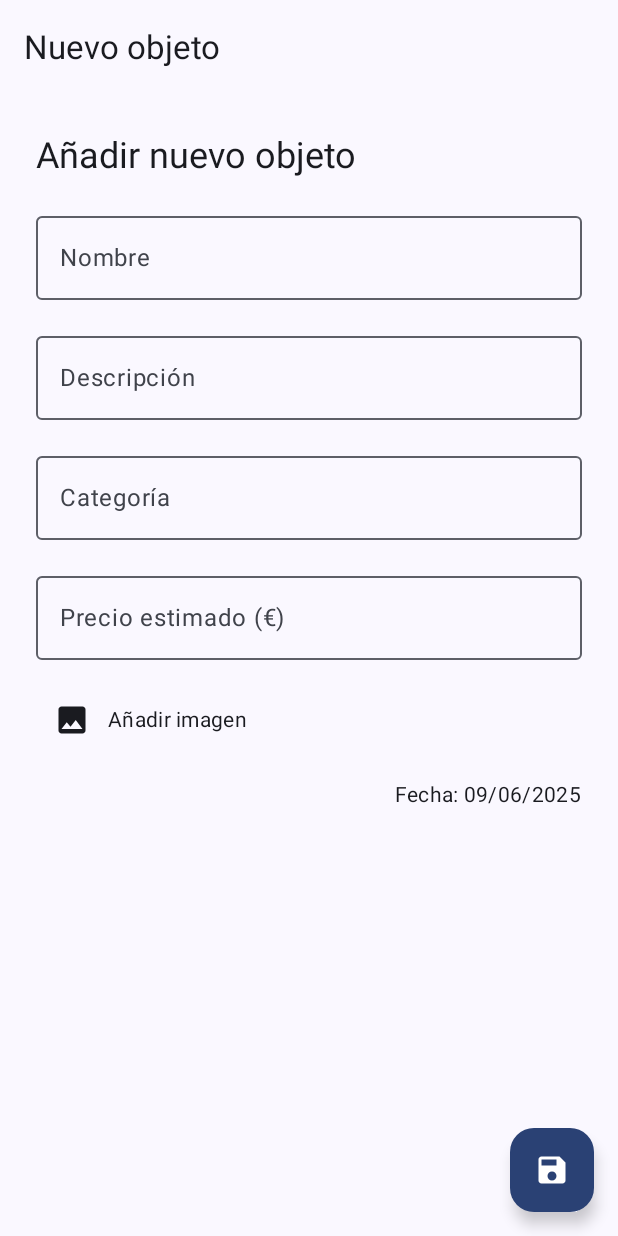
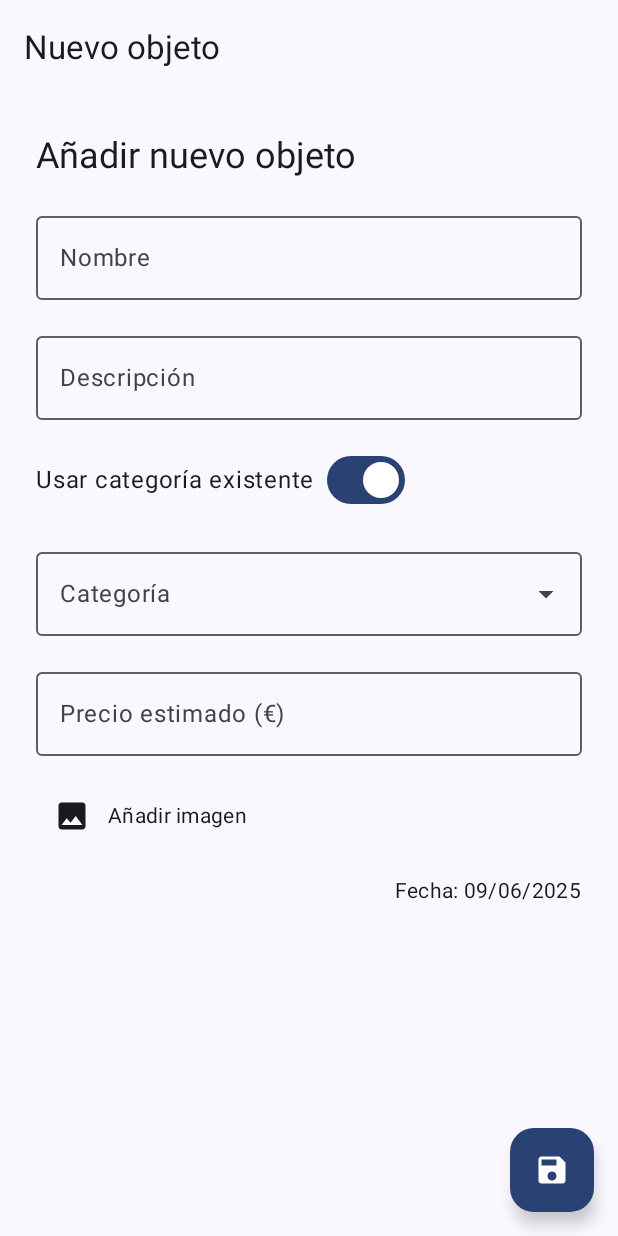
Before and after one commit to GonzaloTejedor/GotIt, an Android app built with Jetpack Compose: the PantallaAgregar screen opened through its navigation route, after a tap on "Guardar", on a phone screen of 412 x 824 dp. Run offline under Robolectric (Android 15) with nearby library versions, the phone set to English and light mode, and no system bars; our stand-ins replace Room's generated code.

Commit message:
Cambios finales para la fase beta

```diff
--- a/app/src/main/java/com/example/gotit/data/dao/ObjetoDao.kt
+++ b/app/src/main/java/com/example/gotit/data/dao/ObjetoDao.kt
@@ -18,4 +18,7 @@ interface ObjetoDao {
     @Update
     suspend fun actualizar(objeto: ObjetoColeccion)
 
+    @Query("SELECT * FROM objetos")
+    suspend fun obtenerObjetosInstantaneo(): List<ObjetoColeccion>
+
 }
--- a/app/src/main/java/com/example/gotit/ui/screens/PantallaAgregar.kt
+++ b/app/src/main/java/com/example/gotit/ui/screens/PantallaAgregar.kt
@@ -23,7 +23,6 @@ import com.example.gotit.data.model.ObjetoColeccion
 import com.example.gotit.viewmodel.ColeccionViewModel
 import java.text.SimpleDateFormat
 import java.util.*
-
 @OptIn(ExperimentalMaterial3Api::class)
 @Composable
 fun PantallaAgregar(
@@ -34,28 +33,36 @@ fun PantallaAgregar(
 
     var nombre by remember { mutableStateOf("") }
     var descripcion by remember { mutableStateOf("") }
-    var categoria by remember { mutableStateOf("") }
+    var usarCategoriaExistente by remember { mutableStateOf(true) }
+    var categoriaExistente by remember { mutableStateOf("") }
+    var nuevaCategoria by remember { mutableStateOf("") }
     var precioTexto by remember { mutableStateOf("") }
-    var imagenUri by remember { mutableStateOf<String>("") }
+    var imagenUri by remember { mutableStateOf("") }
+    var expandedCategorias by remember { mutableStateOf(false) }
 
     val fechaActual = SimpleDateFormat("dd/MM/yyyy", Locale.getDefault()).format(Date())
 
-    // Selector de imagen
     val launcher = rememberLauncherForActivityResult(ActivityResultContracts.GetContent()) { uri: Uri? ->
         imagenUri = uri?.toString() ?: ""
     }
+
+    val categoriasDisponibles = viewModel.categoriasConocidas
 
     Scaffold(
         topBar = { TopAppBar(title = { Text("Nuevo objeto") }) },
         floatingActionButton = {
             FloatingActionButton(
                 onClick = {
-                    if (nombre.isNotBlank()) {
-                        val precio = precioTexto.toDoubleOrNull() ?: 0.0
+                    val categoriaFinal = if (usarCategoriaExistente) categoriaExistente.trim() else nuevaCategoria.trim()
+                    val precioValido = precioTexto.toDoubleOrNull() != null && precioTexto.toDouble() >= 0.0
+                    val camposValidos = nombre.isNotBlank() && categoriaFinal.isNotBlank() && precioValido
+
+                    if (camposValidos) {
+                        val precio = precioTexto.toDouble()
                         val objeto = ObjetoColeccion(
                             nombre = nombre,
                             descripcion = descripcion,
-                            categoria = categoria,
+                            categoria = categoriaFinal,
                             fecha = fechaActual,
                             imagenUri = imagenUri,
                             precio = precio
@@ -64,7 +71,13 @@ fun PantallaAgregar(
                         Toast.makeText(context, "Objeto añadido", Toast.LENGTH_SHORT).show()
                         navController.popBackStack()
                     } else {
-                        Toast.makeText(context, "El nombre es obligatorio", Toast.LENGTH_SHORT).show()
+                        val mensajeError = when {
+                            nombre.isBlank() -> "El nombre es obligatorio"
+                            categoriaFinal.isBlank() -> "La categoría es obligatoria"
+                            !precioValido -> "Introduce un precio válido (número positivo)"
+                            else -> "Revisa los campos"
+                        }
+                        Toast.makeText(context, mensajeError, Toast.LENGTH_SHORT).show()
                     }
                 },
                 containerColor = MaterialTheme.colorScheme.primary
@@ -97,13 +110,62 @@ fun PantallaAgregar(
                 modifier = Modifier.fillMaxWidth()
             )
 
-            OutlinedTextField(
-                value = categoria,
-                onValueChange = { categoria = it },
-                label = { Text("Categoría") },
-                singleLine = true,
+            // Switch para elegir modo de categoría
+            Row(
+                verticalAlignment = Alignment.CenterVertically,
                 modifier = Modifier.fillMaxWidth()
-            )
+            ) {
+                Text("Usar categoría existente")
+                Spacer(modifier = Modifier.width(8.dp))
+                Switch(
+                    checked = usarCategoriaExistente,
+                    onCheckedChange = { usarCategoriaExistente = it }
+                )
+            }
+
+            if (usarCategoriaExistente) {
+                // Selección desplegable de categorías existentes
+                ExposedDropdownMenuBox(
+                    expanded = expandedCategorias,
+                    onExpandedChange = { expandedCategorias = !expandedCategorias }
+                ) {
+                    OutlinedTextField(
+                        value = categoriaExistente,
+                        onValueChange = { categoriaExistente = it },
+                        label = { Text("Categoría") },
+                        modifier = Modifier
+                            .fillMaxWidth()
+                            .menuAnchor(),
+                        trailingIcon = {
+                            ExposedDropdownMenuDefaults.TrailingIcon(expanded = expandedCategorias)
+                        },
+                        singleLine = true
+                    )
+                    ExposedDropdownMenu(
+                        expanded = expandedCategorias,
+                        onDismissRequest = { expandedCategorias = false }
+                    ) {
+                        categoriasDisponibles.forEach { opcion ->
+                            DropdownMenuItem(
+                                text = { Text(opcion) },
+                                onClick = {
+                                    categoriaExistente = opcion
+                                    expandedCategorias = false
+                                }
+                            )
+                        }
+                    }
+                }
+            } else {
+                // Campo para escribir nueva categoría
+                OutlinedTextField(
+                    value = nuevaCategoria,
+                    onValueChange = { nuevaCategoria = it },
+                    label = { Text("Nueva categoría") },
+                    singleLine = true,
+                    modifier = Modifier.fillMaxWidth()
+                )
+            }
 
             OutlinedTextField(
                 value = precioTexto,
@@ -114,7 +176,6 @@ fun PantallaAgregar(
                 modifier = Modifier.fillMaxWidth()
             )
 
-            // Imagen
             Row(
                 modifier = Modifier.fillMaxWidth(),
                 verticalAlignment = Alignment.CenterVertically,
@@ -137,7 +198,6 @@ fun PantallaAgregar(
                 )
             }
 
-            // Fecha
             Text(
                 text = "Fecha: $fechaActual",
                 style = MaterialTheme.typography.bodyMedium,
--- a/app/src/main/java/com/example/gotit/viewmodel/ColeccionViewModel.kt
+++ b/app/src/main/java/com/example/gotit/viewmodel/ColeccionViewModel.kt
@@ -1,7 +1,8 @@
 package com.example.gotit.viewmodel
 
+import androidx.compose.runtime.mutableStateListOf
+import androidx.compose.runtime.snapshots.SnapshotStateList
 import androidx.lifecycle.ViewModel
-import androidx.lifecycle.ViewModelProvider
 import androidx.lifecycle.viewModelScope
 import com.example.gotit.data.dao.ObjetoDao
 import com.example.gotit.data.model.ObjetoColeccion
@@ -20,21 +21,45 @@ class ColeccionViewModel(private val objetoDao: ObjetoDao) : ViewModel() {
             emptyList()
         )
 
+    // Lista mutable y reactiva para categorías
+    private val _categoriasConocidas = mutableStateListOf<String>()
+    val categoriasConocidas: SnapshotStateList<String> get() = _categoriasConocidas
+
+    init {
+        // Inicializamos la lista con categorías existentes (asumiendo método para obtener sin Flow)
+        viewModelScope.launch {
+            val listaObjetos = objetoDao.obtenerObjetosInstantaneo() // Debes implementar este método en tu DAO
+            _categoriasConocidas.clear()
+            _categoriasConocidas.addAll(
+                listaObjetos.map { it.categoria }.distinct().sorted()
+            )
+        }
+    }
+
     fun agregarObjeto(objeto: ObjetoColeccion) {
         viewModelScope.launch {
             objetoDao.insertarObjeto(objeto)
+
+            if (!_categoriasConocidas.contains(objeto.categoria)) {
+                _categoriasConocidas.add(objeto.categoria)
+            }
         }
     }
 
     fun eliminarObjeto(objeto: ObjetoColeccion) {
         viewModelScope.launch {
             objetoDao.eliminarObjeto(objeto)
+            // No eliminamos categoría para que siga disponible
         }
     }
 
     fun actualizarObjeto(objeto: ObjetoColeccion) {
         viewModelScope.launch {
             objetoDao.actualizar(objeto)
+
+            if (!_categoriasConocidas.contains(objeto.categoria)) {
+                _categoriasConocidas.add(objeto.categoria)
+            }
         }
     }
 }
```
Also changed, not shown: app/src/main/java/com/example/gotit/ui/screens/PantallaEditar.kt (+55 -15 lines).
